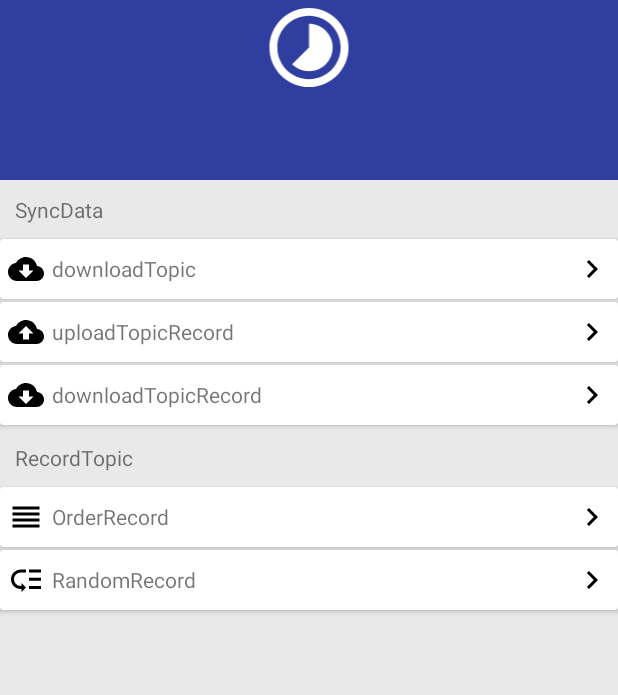
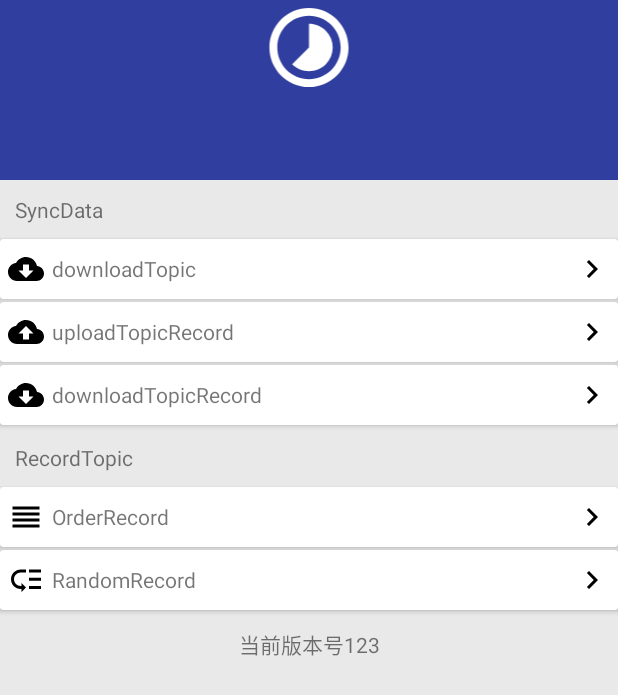
Before and after one commit to louiema1n/PriPathology, an Android app: the layout layout_mine.xml on its own in the app's theme, with its tools: preview values and no code run, on a phone screen of 412 x 824 dp. Shown: the top 695 px of the screen. Run offline under Robolectric (Android 15) with nearby library versions, the phone set to English and light mode, and no system bars.

Commit message:
添加 APK操作相关工具类 添加 版本名显示

```diff
--- a/app/src/main/java/com/example/louiemain/pripathology/pager/MinePager.java
+++ b/app/src/main/java/com/example/louiemain/pripathology/pager/MinePager.java
@@ -15,6 +15,7 @@ import com.example.louiemain.pripathology.R;
 import com.example.louiemain.pripathology.activity.TopicRecordActivity;
 import com.example.louiemain.pripathology.base.BasePager;
 import com.example.louiemain.pripathology.dao.TopicRecordDao;
+import com.example.louiemain.pripathology.utils.APKUtil;
 import com.example.louiemain.pripathology.utils.HttpUtil;
 import com.example.louiemain.pripathology.utils.SharedPreferencesUtil;
 
@@ -40,6 +41,7 @@ public class MinePager extends BasePager {
     private CardView cv_download_topic;
     private CardView cv_upload_topic_record;
     private CardView cv_download_topic_record;
+    private TextView tv_version_name;
 
     public MinePager(Context context) {
         super(context);
@@ -70,6 +72,10 @@ public class MinePager extends BasePager {
         cv_random_record.setOnClickListener(new MyOnClickListener());
 
         tv_count_down = (TextView) view.findViewById(R.id.tv_count_down);
+        tv_version_name = (TextView) view.findViewById(R.id.tv_version_name);
+
+        // 初始化版本名称
+        tv_version_name.setText("当前版本 " + APKUtil.getVersionName(context));
 
         return view;
     }
--- a/app/src/main/res/layout/layout_mine.xml
+++ b/app/src/main/res/layout/layout_mine.xml
@@ -241,4 +241,12 @@
         </LinearLayout>
     </android.support.v7.widget.CardView>
 
+    <TextView
+            android:id="@+id/tv_version_name"
+            android:layout_width="match_parent"
+            android:layout_height="wrap_content"
+            android:gravity="center"
+            android:padding="10dp"
+            android:text="当前版本号123"/>
+
 </LinearLayout>
```
Also changed, not shown: app/src/main/java/com/example/louiemain/pripathology/utils/APKUtil.java (added, +50 -0 lines).
